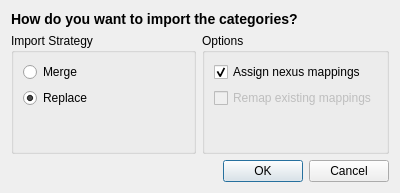
Before: the Qt Designer form source/modorganizer/src/categoryimportdialog.ui in ArialSenki/MO2-Revamped, drawn with Qt 5.
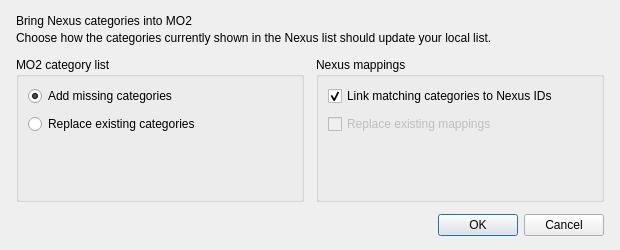
After: the same form once the commit is applied.

Patch:
```diff
--- a/source/modorganizer/src/categoryimportdialog.ui
+++ b/source/modorganizer/src/categoryimportdialog.ui
@@ -3,120 +3,89 @@
  <class>CategoryImportDialog</class>
  <widget class="QDialog" name="CategoryImportDialog">
   <property name="geometry">
-   <rect>
-    <x>0</x>
-    <y>0</y>
-    <width>400</width>
-    <height>193</height>
-   </rect>
+    <rect><x>0</x><y>0</y><width>620</width><height>250</height></rect>
   </property>
   <property name="windowTitle">
    <string>Nexus Category Import</string>
   </property>
   <layout class="QVBoxLayout" name="verticalLayout">
+   <property name="leftMargin"><number>16</number></property>
+   <property name="topMargin"><number>14</number></property>
+   <property name="rightMargin"><number>16</number></property>
+   <property name="bottomMargin"><number>14</number></property>
+   <property name="spacing"><number>12</number></property>
    <item>
-    <widget class="QLabel" name="label">
-     <property name="sizePolicy">
-      <sizepolicy hsizetype="Preferred" vsizetype="Preferred">
-       <horstretch>0</horstretch>
-       <verstretch>0</verstretch>
-      </sizepolicy>
-     </property>
-     <property name="text">
-      <string>&lt;h3&gt;How do you want to import the categories?&lt;/h3&gt;</string>
-     </property>
-    </widget>
+    <layout class="QVBoxLayout" name="introLayout">
+     <property name="spacing"><number>3</number></property>
+     <item>
+      <widget class="QLabel" name="dialogHeading">
+       <property name="text"><string>Bring Nexus categories into MO2</string></property>
+      </widget>
+     </item>
+     <item>
+      <widget class="QLabel" name="dialogDescription">
+       <property name="text"><string>Choose how the categories currently shown in the Nexus list should update your local list.</string></property>
+       <property name="wordWrap"><bool>true</bool></property>
+      </widget>
+     </item>
+    </layout>
    </item>
    <item>
-    <layout class="QHBoxLayout" name="horizontalLayout">
+    <layout class="QHBoxLayout" name="optionsLayout">
+     <property name="spacing"><number>12</number></property>
      <item>
-      <widget class="QGroupBox" name="groupBox">
-       <property name="sizePolicy">
-        <sizepolicy hsizetype="Preferred" vsizetype="Expanding">
-         <horstretch>0</horstretch>
-         <verstretch>0</verstretch>
-        </sizepolicy>
-       </property>
-       <property name="title">
-        <string>Import Strategy</string>
-       </property>
-       <layout class="QVBoxLayout" name="verticalLayout_2">
+      <widget class="QGroupBox" name="strategyBox">
+       <property name="title"><string>MO2 category list</string></property>
+       <layout class="QVBoxLayout" name="strategyLayout">
+        <property name="spacing"><number>8</number></property>
         <item>
          <widget class="QRadioButton" name="mergeOption">
-          <property name="text">
-           <string>Merge</string>
-          </property>
-          <attribute name="buttonGroup">
-           <string notr="true">strategyGroup</string>
-          </attribute>
+          <property name="toolTip"><string>Add categories that are missing and keep the categories you already have.</string></property>
+          <property name="text"><string>Add missing categories</string></property>
+          <property name="checked"><bool>true</bool></property>
+          <attribute name="buttonGroup"><string notr="true">strategyGroup</string></attribute>
          </widget>
         </item>
         <item>
          <widget class="QRadioButton" name="replaceOption">
-          <property name="text">
-           <string>Replace</string>
-          </property>
-          <property name="checked">
-           <bool>true</bool>
-          </property>
-          <attribute name="buttonGroup">
-           <string notr="true">strategyGroup</string>
-          </attribute>
+          <property name="toolTip"><string>Replace your existing MO2 category list with the categories shown in the Nexus list.</string></property>
+          <property name="text"><string>Replace existing categories</string></property>
+          <property name="checked"><bool>false</bool></property>
+          <attribute name="buttonGroup"><string notr="true">strategyGroup</string></attribute>
          </widget>
         </item>
         <item>
-         <spacer name="verticalSpacer">
-          <property name="orientation">
-           <enum>Qt::Vertical</enum>
-          </property>
-          <property name="sizeHint" stdset="0">
-           <size>
-            <width>20</width>
-            <height>40</height>
-           </size>
-          </property>
+         <spacer name="strategySpacer">
+          <property name="orientation"><enum>Qt::Vertical</enum></property>
+          <property name="sizeHint" stdset="0"><size><width>20</width><height>20</height></size></property>
          </spacer>
         </item>
        </layout>
       </widget>
      </item>
      <item>
-      <widget class="QGroupBox" name="groupBox_2">
-       <property name="title">
-        <string>Options</string>
-       </property>
-       <layout class="QVBoxLayout" name="verticalLayout_3">
+      <widget class="QGroupBox" name="mappingBox">
+       <property name="title"><string>Nexus mappings</string></property>
+       <layout class="QVBoxLayout" name="mappingLayout">
+        <property name="spacing"><number>8</number></property>
         <item>
          <widget class="QCheckBox" name="assignOption">
-          <property name="text">
-           <string>Assign nexus mappings</string>
-          </property>
-          <property name="checked">
-           <bool>true</bool>
-          </property>
+          <property name="toolTip"><string>For categories with matching names, add the Nexus ID while keeping existing mappings.</string></property>
+          <property name="text"><string>Link matching categories to Nexus IDs</string></property>
+          <property name="checked"><bool>true</bool></property>
          </widget>
         </item>
         <item>
          <widget class="QCheckBox" name="remapOption">
-          <property name="enabled">
-           <bool>false</bool>
-          </property>
-          <property name="text">
-           <string>Remap existing mappings</string>
-          </property>
+          <property name="enabled"><bool>false</bool></property>
+          <property name="toolTip"><string>Replace prior Nexus mappings on matching MO2 categories with the imported IDs.</string></property>
+          <property name="text"><string>Replace existing mappings</string></property>
          </widget>
         </item>
         <item>
-         <spacer name="verticalSpacer_2">
-          <property name="orientation">
-           <enum>Qt::Vertical</enum>
-          </property>
-          <property name="sizeHint" stdset="0">
-           <size>
-            <width>20</width>
-            <height>40</height>
-           </size>
-          </property>
+         <spacer name="mappingSpacer">
+          <property name="orientation"><enum>Qt::Vertical</enum></property>
+          <property name="sizeHint" stdset="0"><size><width>20</width><height>20</height></size></property>
          </spacer>
         </item>
        </layout>
```
Left out of the diff: 16 changed lines with no effect on the pictures.
